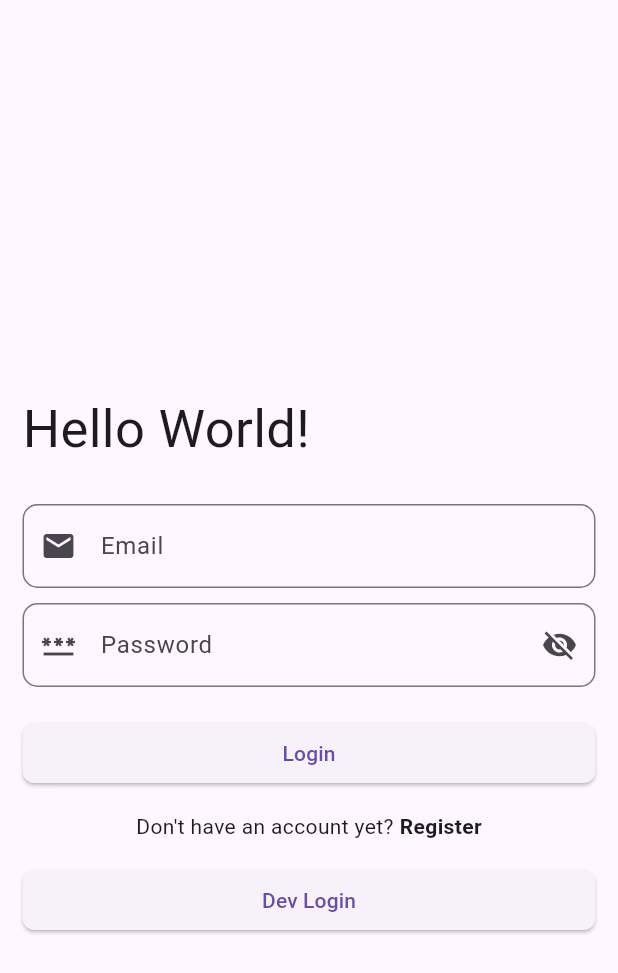
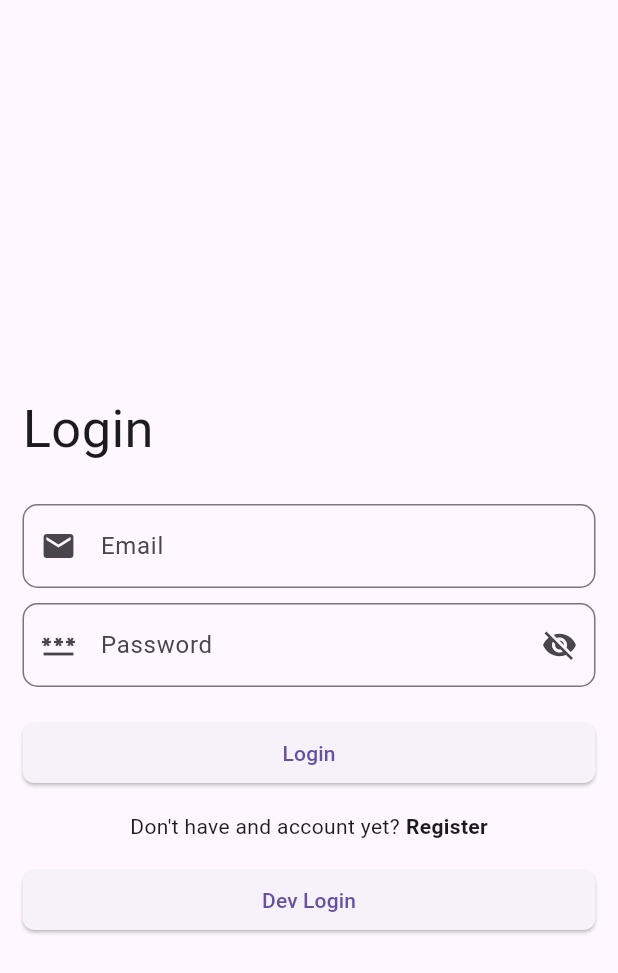
Before and after one commit to padjal/park-and-fly-mobile-client, a Flutter app: the screen it shows after launch, on a phone screen of 412 x 824 dp. Shown: the top 973 px of the screen. Run offline on Flutter 3.47's test engine with Material 3 defaults, Android fonts, the phone set to English and light mode, and no system bars; our stand-ins replace carousel_slider, flutter_hooks, flutter_riverpod, go_router, hooks_riverpod, permission_handler and 2 more; missing offline and left inert: flutter_osm_plugin; generated files the repository leaves out were written again.

```diff
--- a/src/lib/main.dart
+++ b/src/lib/main.dart
@@ -7,7 +7,7 @@ import 'package:flutter_riverpod/flutter_riverpod.dart';
 import 'package:park_and_fly/ui/themes/theme_provider.dart';
 import 'package:flutter_localizations/flutter_localizations.dart';
 import 'package:flutter_gen/gen_l10n/app_localizations.dart';
-import 'package:park_and_fly/utils/locale_provider.dart';
+import 'package:park_and_fly/providers/application_settings_provider.dart';
 import 'utils/router_config.dart';
 
 class MyHttpOverrides extends HttpOverrides{
@@ -32,9 +32,9 @@ class MyApp extends ConsumerWidget {
   @override
   Widget build(BuildContext context, WidgetRef ref) {
     final goRouter = ref.watch(goRouterProvider);
-    final theme = ref.watch(themeProvider);
-    final locale = ref.watch(localeProvider);
-
+    // final theme = ref.watch(themeProvider);
+    // final locale = ref.watch(localeProvider);
+    final applicationSettings = ref.watch(applicationSettingsProvider);
 
     return MaterialApp.router(
       localizationsDelegates: [
@@ -48,9 +48,9 @@ class MyApp extends ConsumerWidget {
         Locale('en'), // English
         Locale('bg'), // Bulgarian
       ],
-      locale: locale.currentLocale,
+      locale: applicationSettings.currentLocale,
       title: "Park & Fly",
-      theme: theme.themeData,
+      theme: applicationSettings.isDarkModeEnabled ? ThemeData.dark() : ThemeData.light(),
       routerConfig: goRouter,
     );
   }
--- a/src/lib/ui/views/login_view.dart
+++ b/src/lib/ui/views/login_view.dart
@@ -22,7 +22,7 @@ class LoginView extends HookConsumerWidget {
       appBar: AppBar(),
       body: Center(
         child: Padding(
-          padding: EdgeInsets.symmetric(horizontal: 15.0),
+          padding: const EdgeInsets.symmetric(horizontal: 15.0),
           child: !isBusy.value
               ? Column(
                   mainAxisAlignment: MainAxisAlignment.center,
@@ -31,8 +31,8 @@ class LoginView extends HookConsumerWidget {
                     Padding(
                       padding: const EdgeInsets.symmetric(vertical: 20.0),
                       child: Text(
-                        AppLocalizations.of(context)!.helloWorld,
-                        style: TextStyle(fontSize: 35),
+                        AppLocalizations.of(context)!.login,
+                        style: const TextStyle(fontSize: 35),
                       ),
                     ),
                     Padding(
@@ -48,10 +48,10 @@ class LoginView extends HookConsumerWidget {
                           }
                           return null;
                         },
-                        decoration: const InputDecoration(
-                            hintText: 'Email',
-                            prefixIcon: Icon(Icons.email),
-                            border: OutlineInputBorder(
+                        decoration: InputDecoration(
+                            hintText: AppLocalizations.of(context)!.email,
+                            prefixIcon: const Icon(Icons.email),
+                            border: const OutlineInputBorder(
                                 borderRadius:
                                     BorderRadius.all(Radius.circular(10.0)))),
                       ),
@@ -72,9 +72,9 @@ class LoginView extends HookConsumerWidget {
                         },
                         obscureText: !passwordVisible.value,
                         decoration: InputDecoration(
-                          hintText: 'Password',
-                          prefixIcon: Icon(Icons.password),
-                          border: OutlineInputBorder(
+                          hintText: AppLocalizations.of(context)!.password,
+                          prefixIcon: const Icon(Icons.password),
+                          border: const OutlineInputBorder(
                               borderRadius:
                                   BorderRadius.all(Radius.circular(10.0))),
                           suffixIcon: IconButton(
@@ -107,26 +107,26 @@ class LoginView extends HookConsumerWidget {
                             context.go('/parkings');
                           }else{
                             isBusy.value = false;
-                            ScaffoldMessenger.of(context).showSnackBar(SnackBar(content: Text('Could not log in')));
+                            ScaffoldMessenger.of(context).showSnackBar(const SnackBar(content: Text('Could not log in')));
                           }
                         },
-                        child: const Text('Login'),
                         style: ElevatedButton.styleFrom(
                           shape: RoundedRectangleBorder(
                               borderRadius: BorderRadius.circular(8.0)),
                         ),
+                        child: Text(AppLocalizations.of(context)!.login),
                       ),
                     ),
                     Row(
                       mainAxisAlignment: MainAxisAlignment.center,
                       children: [
-                        const Text('Don\'t have an account yet?'),
+                        Text(AppLocalizations.of(context)!.noAccountYet),
                         InkWell(
-                          child: const Padding(
-                            padding: EdgeInsets.only(left: 4.0),
+                          child: Padding(
+                            padding: const EdgeInsets.only(left: 4.0),
                             child: Text(
-                              'Register',
-                              style: TextStyle(fontWeight: FontWeight.bold),
+                              AppLocalizations.of(context)!.register,
+                              style: const TextStyle(fontWeight: FontWeight.bold),
                             ),
                           ),
                           onTap: () => context.go('/login/register'),
@@ -139,16 +139,16 @@ class LoginView extends HookConsumerWidget {
                         onPressed: () {
                           context.go('/parkings');
                         },
-                        child: const Text('Dev Login'),
                         style: ElevatedButton.styleFrom(
                           shape: RoundedRectangleBorder(
                               borderRadius: BorderRadius.circular(8.0)),
                         ),
+                        child: const Text('Dev Login'),
                       ),
                     ),
                   ],
                 )
-              : CircularProgressIndicator(),
+              : const CircularProgressIndicator(),
         ),
       ),
     );
--- a/src/lib/ui/views/map_view.dart
+++ b/src/lib/ui/views/map_view.dart
@@ -6,6 +6,7 @@ import 'package:flutter/cupertino.dart';
 import 'package:flutter/material.dart';
 import 'package:go_router/go_router.dart';
 import 'package:permission_handler/permission_handler.dart';
+import 'package:flutter_gen/gen_l10n/app_localizations.dart';
 
 class MapView extends StatelessWidget {
   // default constructor
@@ -30,7 +31,7 @@ class MapView extends StatelessWidget {
   Widget build(BuildContext context) {
     return Scaffold(
       appBar: AppBar(
-        title: Text('Map'),
+        title: Text(AppLocalizations.of(context)!.map),
         actions: [
           Padding(
             padding: const EdgeInsets.only(right: 20.0),
--- a/src/lib/ui/views/parking_view.dart
+++ b/src/lib/ui/views/parking_view.dart
@@ -2,6 +2,7 @@ import 'package:carousel_slider/carousel_slider.dart';
 import 'package:flutter/cupertino.dart';
 import 'package:flutter/material.dart';
 import 'package:go_router/go_router.dart';
+import 'package:flutter_gen/gen_l10n/app_localizations.dart';
 
 import '../../models/parking.dart';
 
@@ -82,7 +83,7 @@ class ParkingView extends StatelessWidget {
                     Padding(
                       padding: const EdgeInsets.only(top: 15.0),
                       child: Text(
-                        'Facilities',
+                        AppLocalizations.of(context)!.facilities,
                         style:
                             TextStyle(fontWeight: FontWeight.bold, fontSize: 22),
                       ),
--- a/src/lib/ui/views/parkings_filter_view.dart
+++ b/src/lib/ui/views/parkings_filter_view.dart
@@ -3,6 +3,7 @@ import 'package:flutter/src/widgets/framework.dart';
 import 'package:flutter_hooks/flutter_hooks.dart';
 import 'package:go_router/go_router.dart';
 import 'package:hooks_riverpod/hooks_riverpod.dart';
+import 'package:flutter_gen/gen_l10n/app_localizations.dart';
 
 class Filter{
   String label;
@@ -25,14 +26,14 @@ class ParkingsFilterView extends HookConsumerWidget {
 
     return Scaffold(
         appBar: AppBar(
-          title: Text('Filter parkings'),
+          title: Text(AppLocalizations.of(context)!.filter),
         ),
         body: !_isBusy.value ? Padding(
           padding: const EdgeInsets.symmetric(horizontal: 30.0, vertical: 20),
           child: Column(
             crossAxisAlignment: CrossAxisAlignment.stretch,
             children: [
-              Text('City', style: TextStyle(fontSize: 25)),
+              Text(AppLocalizations.of(context)!.city, style: TextStyle(fontSize: 25)),
               InputDecorator(decoration: InputDecoration(border: OutlineInputBorder()),
               child: DropdownButton<String>(isExpanded:true,
                 isDense: true,
--- a/src/lib/ui/views/parkings_view.dart
+++ b/src/lib/ui/views/parkings_view.dart
@@ -3,6 +3,7 @@ import 'package:flutter/src/widgets/framework.dart';
 import 'package:flutter_riverpod/flutter_riverpod.dart';
 import 'package:go_router/go_router.dart';
 import 'package:park_and_fly/ui/components/parking_card.dart';
+import 'package:flutter_gen/gen_l10n/app_localizations.dart';
 
 import '../../models/parking.dart';
 
@@ -30,7 +31,7 @@ class ParkingsView extends ConsumerWidget {
   Widget build(BuildContext context, WidgetRef ref) {
     return Scaffold(
       appBar: AppBar(
-        title: Text('Parkings'),
+        title: Text(AppLocalizations.of(context)!.parkings),
         actions: [
           Padding(
             padding: const EdgeInsets.only(right: 30.0),
--- a/src/lib/utils/locale_provider.dart
+++ /dev/null
@@ -1,18 +0,0 @@
-import 'dart:ui';
-
-import 'package:flutter/src/foundation/change_notifier.dart';
-import 'package:flutter_riverpod/flutter_riverpod.dart';
-import 'package:riverpod_annotation/riverpod_annotation.dart';
-
-class AppLocalization extends ChangeNotifier {
-  Locale currentLocale = Locale('en');
-
-  changeLocale(String newLocale){
-    currentLocale = Locale(newLocale);
-    notifyListeners();
-  }
-}
-
-final localeProvider = ChangeNotifierProvider<AppLocalization>((ref) {
-  return AppLocalization();
-});
--- a/src/lib/utils/router_config.dart
+++ b/src/lib/utils/router_config.dart
@@ -44,6 +44,7 @@ final goRouterProvider = Provider<GoRouter>((ref) {
         },
         branches: [
           StatefulShellBranch(
+            initialLocation: '/parkings',
             routes: [
               GoRoute(
                 path: '/review',
--- a/src/pubspec.yaml
+++ b/src/pubspec.yaml
@@ -52,6 +52,7 @@ dependencies:
   scroll_snap_list: ^0.9.1
   flutter_localizations:
     sdk: flutter
+  shared_preferences: ^2.2.2
 
 dev_dependencies:
   flutter_test:
```
Also changed, not shown: src/lib/l10n/app_bg.arb (+18 -1 lines), src/lib/l10n/app_en.arb (+18 -1 lines), src/lib/l10n/app_ru.arb (+18 -1 lines), src/lib/providers/application_settings_provider.dart (added, +38 -0 lines), src/lib/ui/components/scaffold_with_nested_navigation.dart (+5 -4 lines), src/lib/ui/views/registration_view.dart (+24 -16 lines), src/lib/ui/views/settings_view.dart (+16 -14 lines), src/pubspec.lock.
